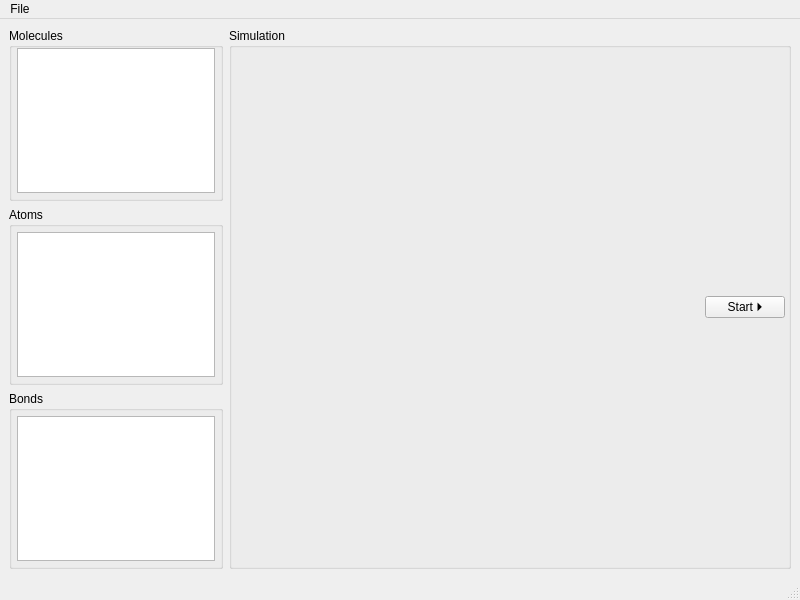
First picture: the form in srcs/GUI/mainwindow.ui, repository El-Draco/ChemSimulator, before the edit.
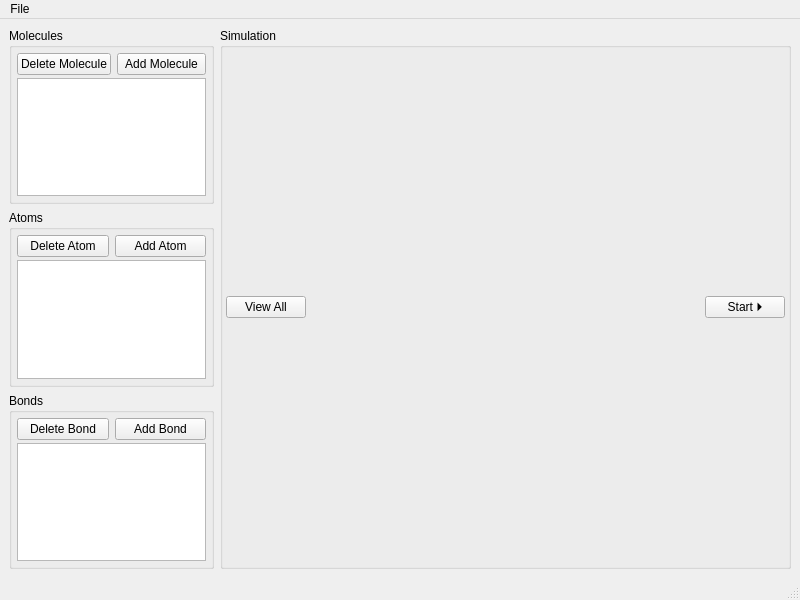
Second picture: the form after the edit.

Commit message: UI update and bond entity changes

The edit to the form file:
```diff
--- a/srcs/GUI/mainwindow.ui
+++ b/srcs/GUI/mainwindow.ui
@@ -45,11 +45,14 @@
           <string>Molecules</string>
          </property>
          <layout class="QVBoxLayout" name="verticalLayout_3">
+          <property name="spacing">
+           <number>3</number>
+          </property>
           <property name="leftMargin">
            <number>5</number>
           </property>
           <property name="topMargin">
-           <number>0</number>
+           <number>5</number>
           </property>
           <property name="rightMargin">
            <number>5</number>
@@ -57,6 +60,38 @@
           <property name="bottomMargin">
            <number>5</number>
           </property>
+          <item>
+           <widget class="QWidget" name="widget_2" native="true">
+            <layout class="QHBoxLayout" name="horizontalLayout_3">
+             <property name="leftMargin">
+              <number>0</number>
+             </property>
+             <property name="topMargin">
+              <number>0</number>
+             </property>
+             <property name="rightMargin">
+              <number>0</number>
+             </property>
+             <property name="bottomMargin">
+              <number>0</number>
+             </property>
+             <item>
+              <widget class="QPushButton" name="deleteMolecule">
+               <property name="text">
+                <string>Delete Molecule</string>
+               </property>
+              </widget>
+             </item>
+             <item>
+              <widget class="QPushButton" name="addMolecule">
+               <property name="text">
+                <string>Add Molecule</string>
+               </property>
+              </widget>
+             </item>
+            </layout>
+           </widget>
+          </item>
           <item>
            <widget class="QListView" name="listView"/>
           </item>
@@ -69,6 +104,9 @@
           <string>Atoms</string>
          </property>
          <layout class="QVBoxLayout" name="verticalLayout_4">
+          <property name="spacing">
+           <number>3</number>
+          </property>
           <property name="leftMargin">
            <number>5</number>
           </property>
@@ -81,6 +119,38 @@
           <property name="bottomMargin">
            <number>5</number>
           </property>
+          <item>
+           <widget class="QWidget" name="widget_3" native="true">
+            <layout class="QHBoxLayout" name="horizontalLayout_4">
+             <property name="leftMargin">
+              <number>0</number>
+             </property>
+             <property name="topMargin">
+              <number>0</number>
+             </property>
+             <property name="rightMargin">
+              <number>0</number>
+             </property>
+             <property name="bottomMargin">
+              <number>0</number>
+             </property>
+             <item>
+              <widget class="QPushButton" name="deleteAtom">
+               <property name="text">
+                <string>Delete Atom</string>
+               </property>
+              </widget>
+             </item>
+             <item>
+              <widget class="QPushButton" name="addAtom">
+               <property name="text">
+                <string>Add Atom</string>
+               </property>
+              </widget>
+             </item>
+            </layout>
+           </widget>
+          </item>
           <item>
            <widget class="QTableView" name="tableView"/>
           </item>
@@ -93,6 +163,9 @@
           <string>Bonds</string>
          </property>
          <layout class="QVBoxLayout" name="verticalLayout_5">
+          <property name="spacing">
+           <number>3</number>
+          </property>
           <property name="leftMargin">
            <number>5</number>
           </property>
@@ -106,7 +179,39 @@
            <number>5</number>
           </property>
           <item>
-           <widget class="QTableView" name="tableView_2"/>
+           <widget class="QWidget" name="widget_4" native="true">
+            <layout class="QHBoxLayout" name="horizontalLayout_5">
+             <property name="leftMargin">
+              <number>0</number>
+             </property>
+             <property name="topMargin">
+              <number>0</number>
+             </property>
+             <property name="rightMargin">
+              <number>0</number>
+             </property>
+             <property name="bottomMargin">
+              <number>0</number>
+             </property>
+             <item>
+              <widget class="QPushButton" name="deleteBond">
+               <property name="text">
+                <string>Delete Bond</string>
+               </property>
+              </widget>
+             </item>
+             <item>
+              <widget class="QPushButton" name="addBond">
+               <property name="text">
+                <string>Add Bond</string>
+               </property>
+              </widget>
+             </item>
+            </layout>
+           </widget>
+          </item>
+          <item>
+           <widget class="QTableView" name="bondView"/>
           </item>
          </layout>
         </widget>
@@ -177,6 +282,13 @@
              <property name="bottomMargin">
               <number>0</number>
              </property>
+             <item>
+              <widget class="QPushButton" name="pushButton_2">
+               <property name="text">
+                <string>View All</string>
+               </property>
+              </widget>
+             </item>
              <item>
               <spacer name="horizontalSpacer">
                <property name="orientation">
```
Left out of the diff: 2 changed lines with no effect on the pictures. The commit also changes 8 other files.
